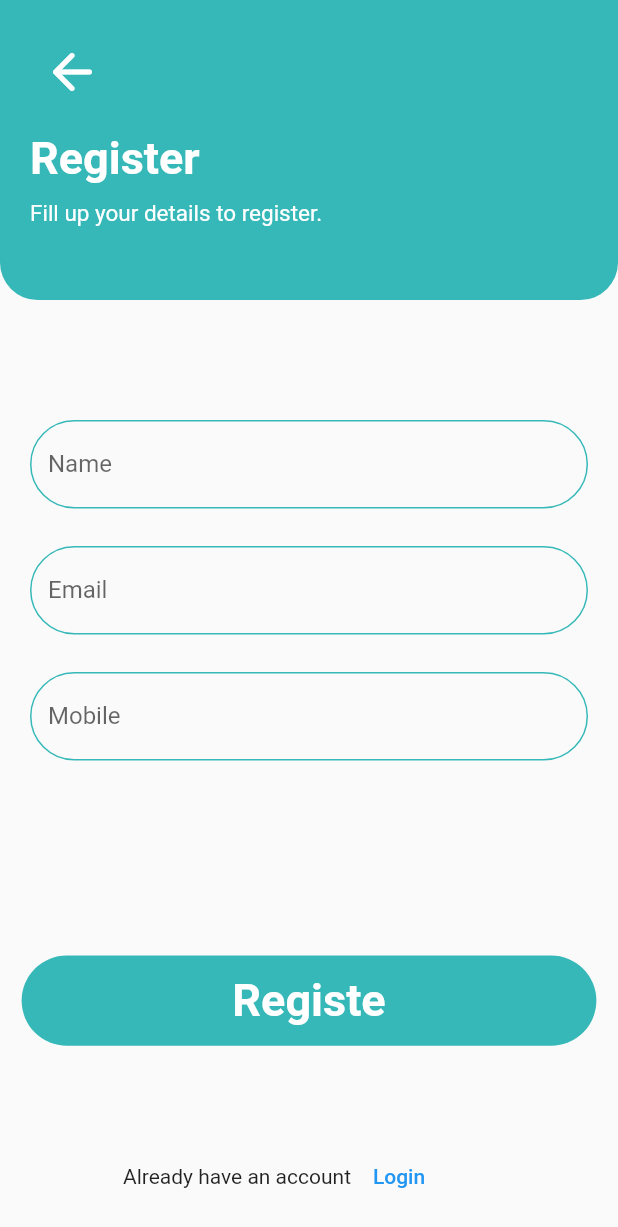
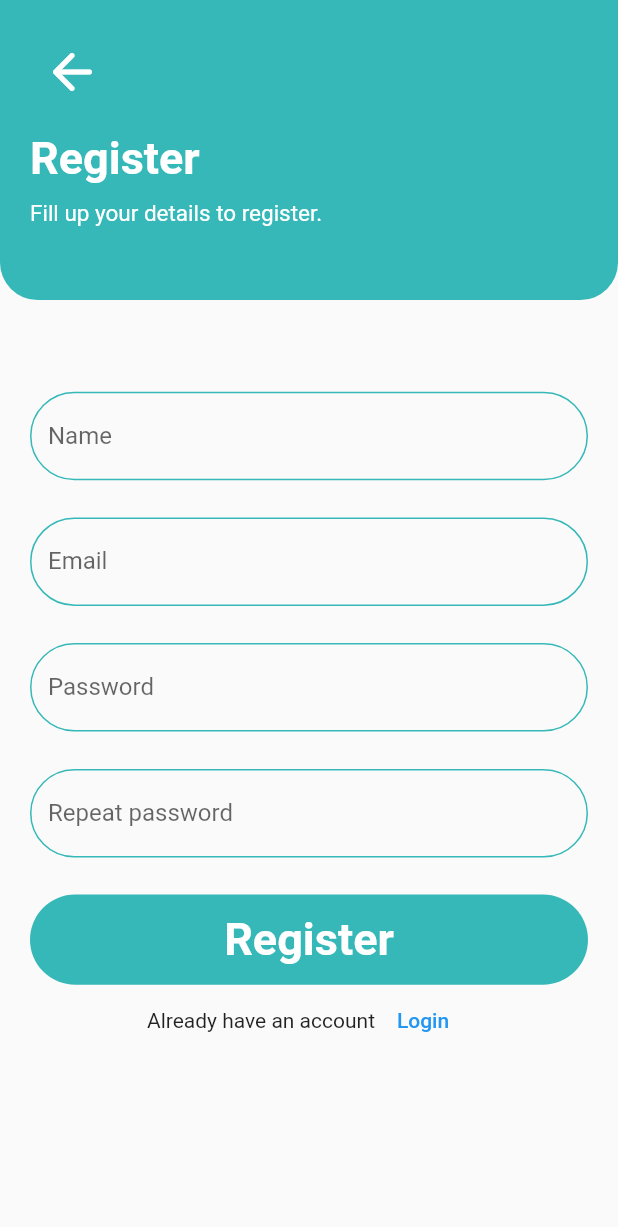
Before and after one commit to Mukhammadaliti/american_dream_messenger, a Flutter app: the SingUpView screen opened directly, on a phone screen of 412 x 824 dp. Shown: the top 1227 px of the screen. Run offline on Flutter 3.47's test engine with Material 2 defaults, Android fonts, the phone set to English and light mode, and no system bars; our stand-ins replace animated_text_kit, cloud_firestore, firebase_auth, firebase_core, firebase_storage, get; accounts and stored records are empty.

Commit message:
started firebase

```diff
--- a/lib/app/modules/sing_up/controllers/sing_in_controller.dart
+++ b/lib/app/modules/sing_up/controllers/sing_in_controller.dart
@@ -1,7 +1,15 @@
 import 'package:get/get.dart';
+import 'package:cloud_firestore/cloud_firestore.dart';
+import 'package:firebase_auth/firebase_auth.dart';
+import 'package:firebase_storage/firebase_storage.dart' as firebase_storage;
 
 class SingInController extends GetxController {
   //TODO: Implement SingInController
+  String? _name;
+  String? _email;
+  String? _password;
+  bool isVisible = true;
+  bool processing = false;
 
   final count = 0.obs;
   @override
--- a/lib/app/modules/sing_up/views/sing_in_view.dart
+++ b/lib/app/modules/sing_up/views/sing_in_view.dart
@@ -3,6 +3,7 @@ import 'package:american_dream_messenger/app/modules/home/views/home_view.dart';
 import 'package:american_dream_messenger/app/modules/log_in/views/log_in_view.dart';
 import 'package:american_dream_messenger/app/widgets/app_bar_widget.dart';
 import 'package:american_dream_messenger/app/widgets/register_widget.dart';
+import 'package:american_dream_messenger/app/widgets/sing_in_text_form_filed.dart';
 import 'package:flutter/material.dart';
 
 import 'package:get/get.dart';
@@ -13,81 +14,55 @@ class SingUpView extends GetView<SingInController> {
   const SingUpView({Key? key}) : super(key: key);
   @override
   Widget build(BuildContext context) {
+    var height = MediaQuery.of(context).size.height;
+    var width = MediaQuery.of(context).size.width;
     return Scaffold(
-      body: Column(
+      body: SingleChildScrollView(
+        scrollDirection: Axis.vertical,
+        child: Column(
           children: [
             AppBarWidget(
               text: "Register",
               textt: "Fill up your details to register.",
             ),
             SizedBox(
-            height: 80,
+              height: height * 0.05,
             ),
             Padding(
-            padding: const EdgeInsets.only(left: 20, right: 20),
-            child: TextFormField(
-              decoration: InputDecoration(
-                hintText: "Enter your name",
-                label: Text("Name"),
-                enabledBorder: OutlineInputBorder(
-                  borderRadius: BorderRadius.circular(100),
-                  borderSide: BorderSide(
-                    color: AppColors.blueB8,
-                    width: 1.0,
+              padding: const EdgeInsets.all(20.0),
+              child: Column(
+                children: [
+                  SingInTextFormFiled(
+                    onChange: (p0) {},
+                    world: "Enter your name",
+                    text: "Name",
                   ),
+                  SizedBox(
+                    height: height * 0.03,
                   ),
-                border: OutlineInputBorder(
-                  borderRadius: BorderRadius.circular(100),
+                  SingInTextFormFiled(
+                    onChange: (p0) {},
+                    world: "Enter your email address",
+                    text: "Email",
                   ),
+                  SizedBox(
+                    height: height * 0.03,
                   ),
-            ),
+                  SingInTextFormFiled(
+                    onChange: (p0) {},
+                    world: "Enter your password",
+                    text: "Password",
                   ),
                   SizedBox(
                     height: 25,
                   ),
-          Padding(
-            padding: const EdgeInsets.only(left: 20, right: 20),
-            child: TextFormField(
-              decoration: InputDecoration(
-                hintText: "Enter your email",
-                label: Text("Email"),
-                enabledBorder: OutlineInputBorder(
-                  borderRadius: BorderRadius.circular(100),
-                  borderSide: BorderSide(
-                    color: AppColors.blueB8,
-                    width: 1.0,
-                  ),
-                ),
-                border: OutlineInputBorder(
-                  borderRadius: BorderRadius.circular(100),
-                ),
-              ),
-            ),
+                  SingInTextFormFiled(
+                    onChange: (p0) {},
+                    world: "Enter your кepeat password",
+                    text: "Repeat password",
                   ),
                   SizedBox(
-            height: 25,
-          ),
-          Padding(
-            padding: const EdgeInsets.only(left: 20, right: 20),
-            child: TextFormField(
-              decoration: InputDecoration(
-                hintText: "Enter mobile number",
-                label: Text("Mobile"),
-                enabledBorder: OutlineInputBorder(
-                  borderRadius: BorderRadius.circular(100),
-                  borderSide: BorderSide(
-                    color: AppColors.blueB8,
-                    width: 1.0,
-                  ),
-                ),
-                border: OutlineInputBorder(
-                  borderRadius: BorderRadius.circular(100),
-                ),
-              ),
-            ),
-          ),
-          SizedBox(
-            height: 130,
+                    height: height * 0.03,
                   ),
                   RegisterWidget(
                     onpress: () {
@@ -95,11 +70,9 @@ class SingUpView extends GetView<SingInController> {
                         HomeView(),
                       );
                     },
-            text: "Registe",
-          )
-        ],
+                    text: "Register",
                   ),
-      floatingActionButton: Row(
+                  Row(
                     mainAxisAlignment: MainAxisAlignment.center,
                     children: [
                       Text("Already have an account"),
@@ -113,6 +86,12 @@ class SingUpView extends GetView<SingInController> {
                       ),
                     ],
                   ),
+                ],
+              ),
+            ),
+          ],
+        ),
+      ),
     );
   }
 }
--- a/lib/app/routes/app_routes.dart
+++ b/lib/app/routes/app_routes.dart
@@ -8,7 +8,6 @@ abstract class Routes {
   static const AUTH = _Paths.AUTH;
   static const LOG_IN = _Paths.LOG_IN;
   static const SING_IN = _Paths.SING_IN;
-  static const OPT = _Paths.OPT;
 }
 
 abstract class _Paths {
@@ -18,5 +17,4 @@ abstract class _Paths {
   static const AUTH = '/auth';
   static const LOG_IN = '/log-in';
   static const SING_IN = '/sing-in';
-  static const OPT = '/opt';
 }
--- /dev/null
+++ b/lib/app/widgets/sing_in_text_form_filed.dart
@@ -0,0 +1,36 @@
+import 'package:american_dream_messenger/app/constans/app_colors.dart';
+import 'package:flutter/material.dart';
+
+class SingInTextFormFiled extends StatelessWidget {
+  SingInTextFormFiled(
+      {super.key, required this.onChange, this.text, this.world});
+  final String? text;
+  final String? world;
+  void Function(String) onChange;
+
+  @override
+  Widget build(BuildContext context) {
+    return TextFormField(
+      onChanged: onChange,
+      style: TextStyle(decorationColor: AppColors.red),
+      decoration: InputDecoration(
+        filled: true,
+        fillColor: AppColors.transparent,
+        focusColor: AppColors.blueB8,
+        labelText: text,
+        hintText: world,
+        border: OutlineInputBorder(
+          borderRadius: BorderRadius.circular(100),
+        ),
+        focusedBorder: OutlineInputBorder(
+          borderRadius: BorderRadius.circular(100),
+          borderSide: BorderSide(color: AppColors.blue, width: 2.0),
+        ),
+        enabledBorder: OutlineInputBorder(
+          borderRadius: BorderRadius.circular(100),
+          borderSide: BorderSide(color: AppColors.blueB8, width: 1.0),
+        ),
+      ),
+    );
+  }
+}
--- a/pubspec.yaml
+++ b/pubspec.yaml
@@ -10,6 +10,9 @@ dependencies:
   get: 4.6.5
   flutter:
     sdk: flutter
+  firebase_auth: ^4.4.2
+  cloud_firestore: ^4.5.3
+  firebase_storage: ^11.1.1
 
 dev_dependencies:
   animated_text_kit: ^4.2.2
```
Also changed, not shown: lib/app/modules/log_in/views/log_in_view.dart (+3 -9 lines), lib/app/modules/log_in/widgets/sing_in_text_form_filed.dart (deleted, +0 -39 lines), lib/app/modules/opt/bindings/opt_binding.dart (deleted, +0 -12 lines), lib/app/modules/opt/controllers/opt_controller.dart (deleted, +0 -22 lines), lib/app/modules/opt/views/opt_view.dart (deleted, +0 -72 lines), lib/app/routes/app_pages.dart (+1 -7 lines), pubspec.lock, 1 other file. Lines whose indentation alone changed are shown as unchanged.
